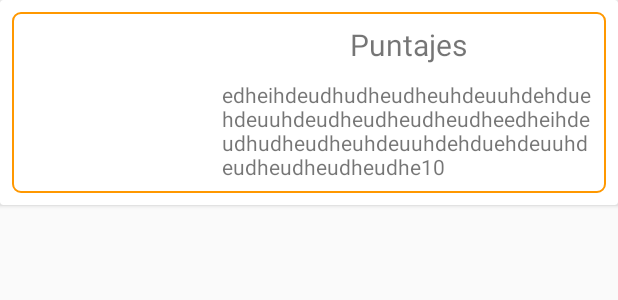
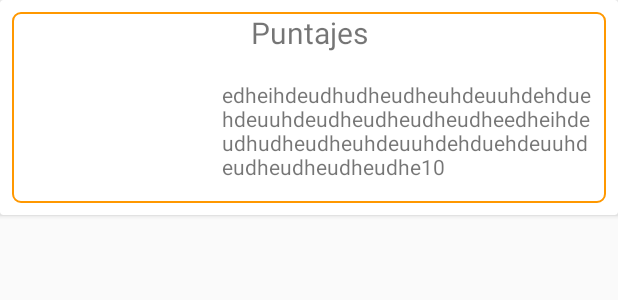
Before and after one commit to RDR96/Parcial_2, an Android app: the layout cardview_jugadores.xml on its own in the app's theme, with its tools: preview values and no code run, on a phone screen of 412 x 824 dp. Shown: the top 300 px of the screen. Run offline under Robolectric (Android 15) with nearby library versions, the phone set to English and light mode, and no system bars.

Commit message:
Se pueden agregar las imagenes para un juego especifico, se hizo una modificacion al cardview de los jugadores para que el nombre quede en una sola linea, o por lo menos tenga mas espacio para mostrarse

```diff
--- a/app/src/main/java/com/rdr/rodrigocorvera/gamenews/Fragmentos/GameHolderFragment.java
+++ b/app/src/main/java/com/rdr/rodrigocorvera/gamenews/Fragmentos/GameHolderFragment.java
@@ -95,7 +95,6 @@ public class GameHolderFragment extends Fragment implements SendText {
         viewPager.setAdapter(viewPagerAdapter);
         tab.setupWithViewPager(viewPager);
 
-
         return view;
     }
 
@@ -125,7 +124,7 @@ public class GameHolderFragment extends Fragment implements SendText {
 
     @Override
     public void sendData(String name) {
-
+        viewPager.getCurrentItem();
         String tag = "android:switcher:" + R.id.view_pager_games_holder + ":" + 0;
         GameGeneralInfoFragment gameGeneralInfoFragment = (GameGeneralInfoFragment) getFragmentManager().findFragmentByTag(tag);
         gameGeneralInfoFragment.getNewGameTitle(name);
@@ -155,4 +154,6 @@ public class GameHolderFragment extends Fragment implements SendText {
         void onFragmentInteraction(Uri uri);
     }
 
+
+
 }
--- a/app/src/main/java/com/rdr/rodrigocorvera/gamenews/Fragmentos/GameTopPlayersFragment.java
+++ b/app/src/main/java/com/rdr/rodrigocorvera/gamenews/Fragmentos/GameTopPlayersFragment.java
@@ -95,6 +95,7 @@ public class GameTopPlayersFragment extends Fragment {
 
     public void fillArray (final View view, String name) {
         dataJugador = new ArrayList<>();
+        view.findViewById(R.id.progress_bar_top_players).setVisibility(View.VISIBLE);
         Call<List<Jugador>> noticias = ApiAdapter.getApiHandler().getGamePlayers(name, "Bearer " + LoginActivity.tokenAccess);
 
         noticias.enqueue(new Callback<List<Jugador>>() {
--- a/app/src/main/res/layout/cardview_jugadores.xml
+++ b/app/src/main/res/layout/cardview_jugadores.xml
@@ -13,12 +13,31 @@
         android:layout_width="match_parent"
         android:layout_height="wrap_content"
         android:padding="8dp"
+        android:orientation="vertical"
         >
         <LinearLayout
             android:id="@+id/player_card_container"
             android:layout_width="match_parent"
             android:layout_height="wrap_content"
             android:background="@drawable/radius_border"
+            android:orientation="vertical"
+
+            >
+            <LinearLayout
+                android:layout_width="match_parent"
+                android:layout_height="wrap_content">
+                <TextView
+                    android:id="@+id/name_textview"
+                    android:layout_width="match_parent"
+                    android:layout_height="wrap_content"
+                    android:text="@string/top_players"
+                    android:gravity="center"
+                    android:textSize="20dp"
+                    />
+            </LinearLayout>
+            <LinearLayout
+                android:layout_width="match_parent"
+                android:layout_height="match_parent"
                 android:orientation="horizontal"
                 android:weightSum="3"
                 >
@@ -44,14 +63,7 @@
                     android:padding="8dp"
                     android:orientation="vertical"
                     >
-            <TextView
-                android:id="@+id/name_textview"
-                android:layout_width="match_parent"
-                android:layout_height="wrap_content"
-                android:text="@string/top_players"
-                android:gravity="center"
-                android:textSize="20dp"
-                />
+
 
                     <TextView
                         android:id="@+id/bio_textview"
@@ -63,6 +75,8 @@
                         />
 
                 </LinearLayout>
+            </LinearLayout>
+
 
         </LinearLayout>
 
```
Also changed, not shown: app/src/main/java/com/rdr/rodrigocorvera/gamenews/Actividades/MainActivity.java (+5 -3 lines), app/src/main/java/com/rdr/rodrigocorvera/gamenews/Fragmentos/GameGeneralInfoFragment.java (+11 -8 lines), app/src/main/java/com/rdr/rodrigocorvera/gamenews/Fragmentos/GameImagesFragment.java (+21 -9 lines). Lines whose indentation alone changed are shown as unchanged.
